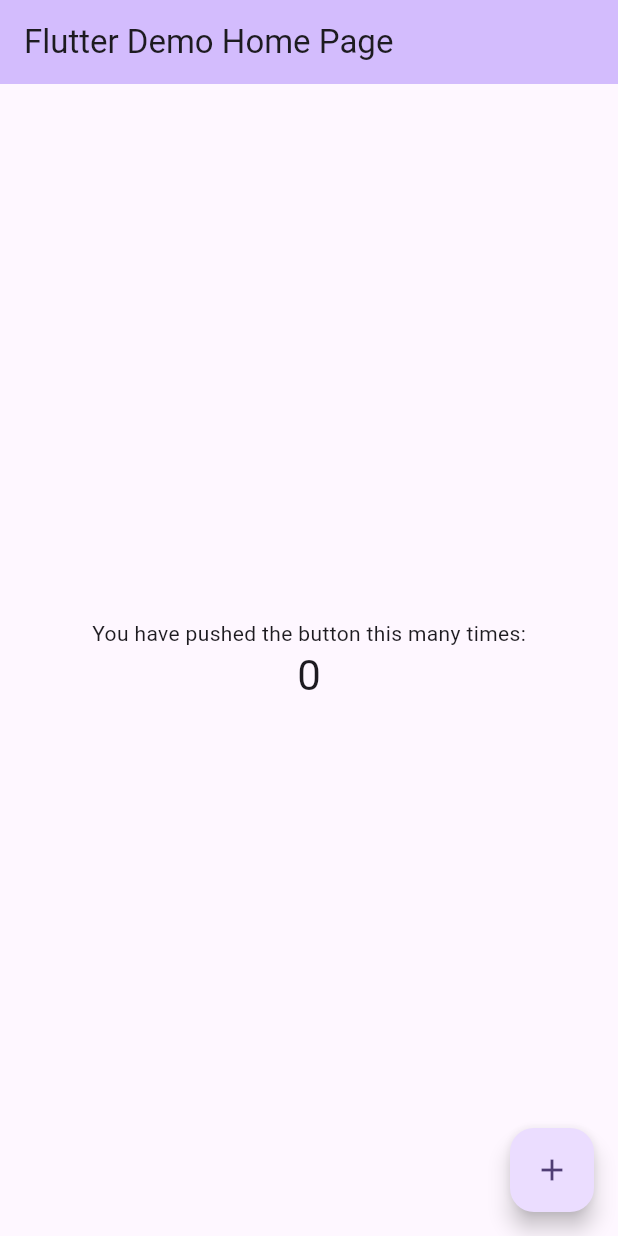
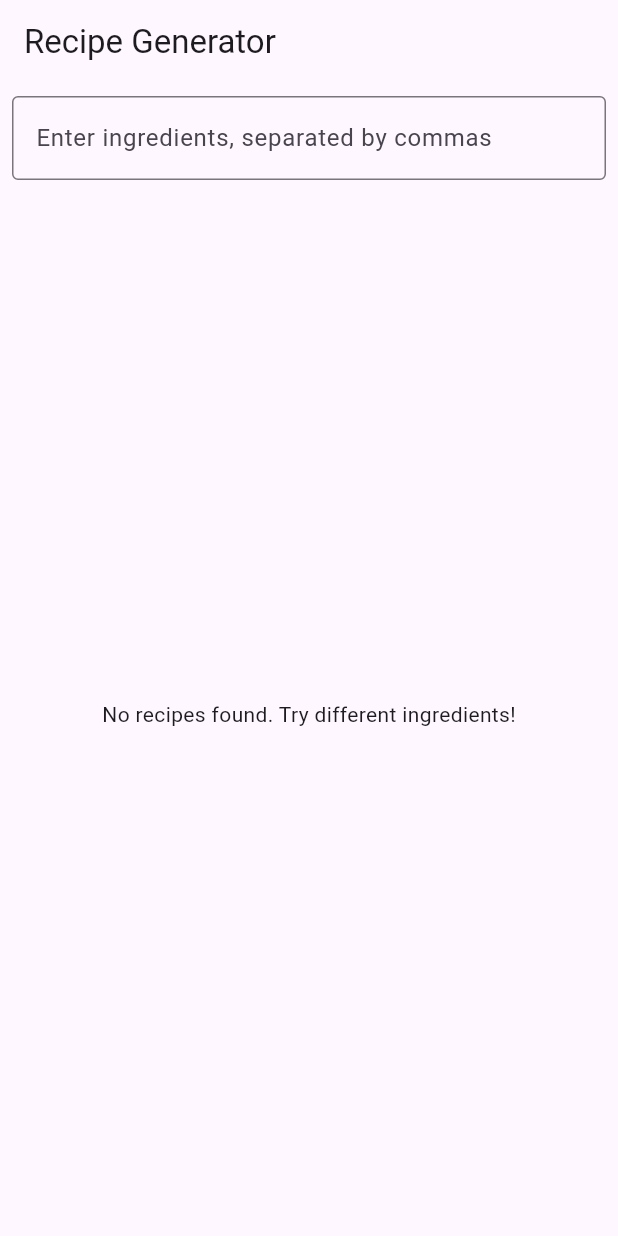
Before and after one commit to VAED3R/useless_project, a Flutter app: the screen it shows after launch, on a phone screen of 412 x 824 dp. Run offline on Flutter 3.47's test engine with Material 3 defaults, Android fonts, the phone set to English and light mode, and no system bars.

Commit message:
did some shit

```diff
--- /dev/null
+++ b/flavours/flavours/assets/recipes.json
@@ -0,0 +1,14 @@
+{
+    "recipes": [
+      {
+        "name": "Pasta Salad",
+        "ingredients": ["pasta", "tomato", "olive oil", "feta cheese", "cucumber"],
+        "instructions": "Boil pasta, mix with other ingredients, season, and serve cold."
+      },
+      {
+        "name": "Tomato Soup",
+        "ingredients": ["tomato", "onion", "garlic", "vegetable broth"],
+        "instructions": "Cook onions and garlic, add tomatoes and broth, simmer, and blend."
+      }
+    ]
+  }
--- a/flavours/flavours/lib/main.dart
+++ b/flavours/flavours/lib/main.dart
@@ -1,125 +1,120 @@
+import 'dart:convert';
 import 'package:flutter/material.dart';
+import 'package:flutter/services.dart';
 
 void main() {
-  runApp(const MyApp());
+  runApp(MyApp());
 }
 
 class MyApp extends StatelessWidget {
-  const MyApp({super.key});
-
-  // This widget is the root of your application.
   @override
   Widget build(BuildContext context) {
     return MaterialApp(
-      title: 'Flutter Demo',
+      title: 'Recipe Generator',
       theme: ThemeData(
-        // This is the theme of your application.
-        //
-        // TRY THIS: Try running your application with "flutter run". You'll see
-        // the application has a purple toolbar. Then, without quitting the app,
-        // try changing the seedColor in the colorScheme below to Colors.green
-        // and then invoke "hot reload" (save your changes or press the "hot
-        // reload" button in a Flutter-supported IDE, or press "r" if you used
-        // the command line to start the app).
-        //
-        // Notice that the counter didn't reset back to zero; the application
-        // state is not lost during the reload. To reset the state, use hot
-        // restart instead.
-        //
-        // This works for code too, not just values: Most code changes can be
-        // tested with just a hot reload.
-        colorScheme: ColorScheme.fromSeed(seedColor: Colors.deepPurple),
-        useMaterial3: true,
+        primarySwatch: Colors.blue,
       ),
-      home: const MyHomePage(title: 'Flutter Demo Home Page'),
+      home: RecipeGeneratorScreen(),
     );
   }
 }
 
-class MyHomePage extends StatefulWidget {
-  const MyHomePage({super.key, required this.title});
+class Recipe {
+  final String name;
+  final List<String> ingredients;
+  final String instructions;
 
-  // This widget is the home page of your application. It is stateful, meaning
-  // that it has a State object (defined below) that contains fields that affect
-  // how it looks.
+  Recipe({
+    required this.name,
+    required this.ingredients,
+    required this.instructions,
+  });
 
-  // This class is the configuration for the state. It holds the values (in this
-  // case the title) provided by the parent (in this case the App widget) and
-  // used by the build method of the State. Fields in a Widget subclass are
-  // always marked "final".
+  factory Recipe.fromJson(Map<String, dynamic> json) {
+    return Recipe(
+      name: json['name'],
+      ingredients: List<String>.from(json['ingredients']),
+      instructions: json['instructions'],
+    );
+  }
+}
 
-  final String title;
+class RecipeGeneratorScreen extends StatefulWidget {
+  @override
+  _RecipeGeneratorScreenState createState() => _RecipeGeneratorScreenState();
+}
+
+class _RecipeGeneratorScreenState extends State<RecipeGeneratorScreen> {
+  List<Recipe> allRecipes = [];
+  List<Recipe> matchedRecipes = [];
+  List<String> userIngredients = [];
 
   @override
-  State<MyHomePage> createState() => _MyHomePageState();
-}
+  void initState() {
+    super.initState();
+    loadRecipes();
+  }
 
-class _MyHomePageState extends State<MyHomePage> {
-  int _counter = 0;
+  Future<void> loadRecipes() async {
+    // Load recipe data from JSON file in assets
+    final String data = await rootBundle.loadString('assets/recipes.json');
+    final List<dynamic> jsonResult = json.decode(data)['recipes'];
+    setState(() {
+      allRecipes = jsonResult.map((recipe) => Recipe.fromJson(recipe)).toList();
+    });
+  }
 
-  void _incrementCounter() {
+  void findRecipes() {
     setState(() {
-      // This call to setState tells the Flutter framework that something has
-      // changed in this State, which causes it to rerun the build method below
-      // so that the display can reflect the updated values. If we changed
-      // _counter without calling setState(), then the build method would not be
-      // called again, and so nothing would appear to happen.
-      _counter++;
+      matchedRecipes = allRecipes.where((recipe) {
+        return recipe.ingredients.every((ingredient) => userIngredients.contains(ingredient));
+      }).toList();
     });
   }
 
   @override
   Widget build(BuildContext context) {
-    // This method is rerun every time setState is called, for instance as done
-    // by the _incrementCounter method above.
-    //
-    // The Flutter framework has been optimized to make rerunning build methods
-    // fast, so that you can just rebuild anything that needs updating rather
-    // than having to individually change instances of widgets.
     return Scaffold(
       appBar: AppBar(
-        // TRY THIS: Try changing the color here to a specific color (to
-        // Colors.amber, perhaps?) and trigger a hot reload to see the AppBar
-        // change color while the other colors stay the same.
-        backgroundColor: Theme.of(context).colorScheme.inversePrimary,
-        // Here we take the value from the MyHomePage object that was created by
-        // the App.build method, and use it to set our appbar title.
-        title: Text(widget.title),
+        title: Text('Recipe Generator'),
       ),
-      body: Center(
-        // Center is a layout widget. It takes a single child and positions it
-        // in the middle of the parent.
+      body: Padding(
+        padding: const EdgeInsets.all(8.0),
         child: Column(
-          // Column is also a layout widget. It takes a list of children and
-          // arranges them vertically. By default, it sizes itself to fit its
-          // children horizontally, and tries to be as tall as its parent.
-          //
-          // Column has various properties to control how it sizes itself and
-          // how it positions its children. Here we use mainAxisAlignment to
-          // center the children vertically; the main axis here is the vertical
-          // axis because Columns are vertical (the cross axis would be
-          // horizontal).
-          //
-          // TRY THIS: Invoke "debug painting" (choose the "Toggle Debug Paint"
-          // action in the IDE, or press "p" in the console), to see the
-          // wireframe for each widget.
-          mainAxisAlignment: MainAxisAlignment.center,
-          children: <Widget>[
-            const Text(
-              'You have pushed the button this many times:',
+          children: [
+            TextField(
+              decoration: InputDecoration(
+                border: OutlineInputBorder(),
+                hintText: 'Enter ingredients, separated by commas',
+              ),
+              onSubmitted: (value) {
+                setState(() {
+                  userIngredients = value.split(',').map((e) => e.trim()).toList();
+                });
+                findRecipes();
+              },
             ),
-            Text(
-              '$_counter',
-              style: Theme.of(context).textTheme.headlineMedium,
+            SizedBox(height: 16.0),
+            Expanded(
+              child: matchedRecipes.isEmpty
+                  ? Center(child: Text('No recipes found. Try different ingredients!'))
+                  : ListView.builder(
+                      itemCount: matchedRecipes.length,
+                      itemBuilder: (context, index) {
+                        final recipe = matchedRecipes[index];
+                        return Card(
+                          margin: const EdgeInsets.symmetric(vertical: 8.0),
+                          child: ListTile(
+                            title: Text(recipe.name),
+                            subtitle: Text(recipe.instructions),
+                          ),
+                        );
+                      },
+                    ),
             ),
           ],
         ),
       ),
-      floatingActionButton: FloatingActionButton(
-        onPressed: _incrementCounter,
-        tooltip: 'Increment',
-        child: const Icon(Icons.add),
-      ), // This trailing comma makes auto-formatting nicer for build methods.
     );
   }
 }
--- a/flavours/flavours/pubspec.yaml
+++ b/flavours/flavours/pubspec.yaml
@@ -52,6 +52,9 @@ dev_dependencies:
 
 # The following section is specific to Flutter packages.
 flutter:
+  assets:
+    - assets/recipes.json
+
 
   # The following line ensures that the Material Icons font is
   # included with your application, so that you can use the icons in
```
